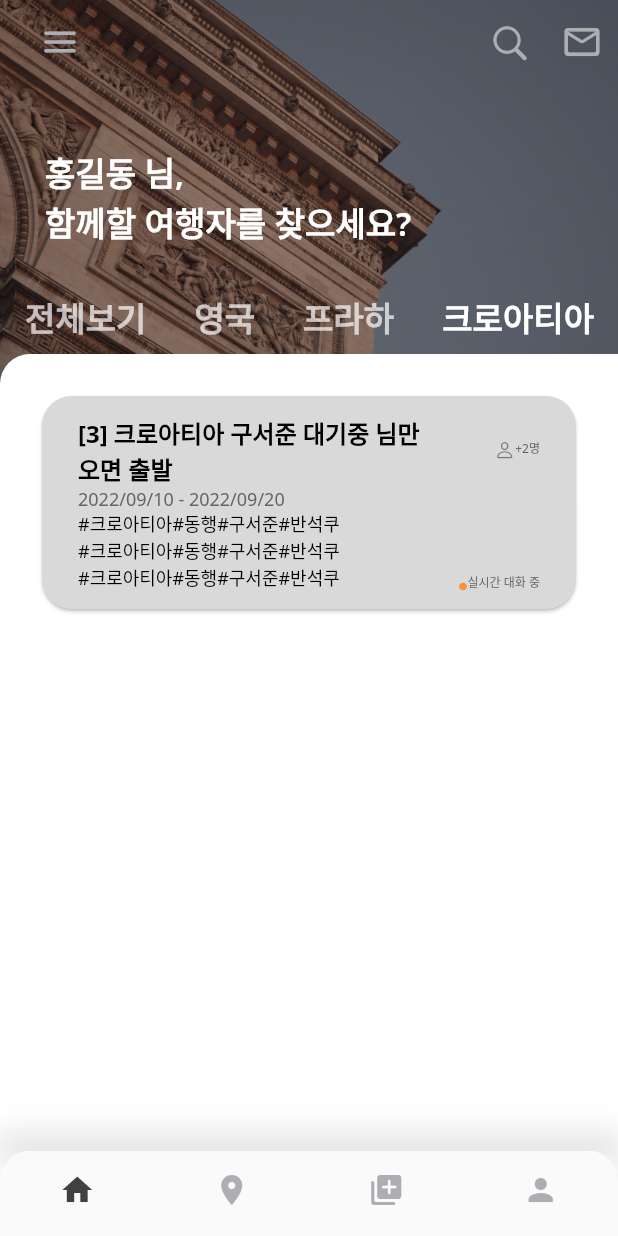
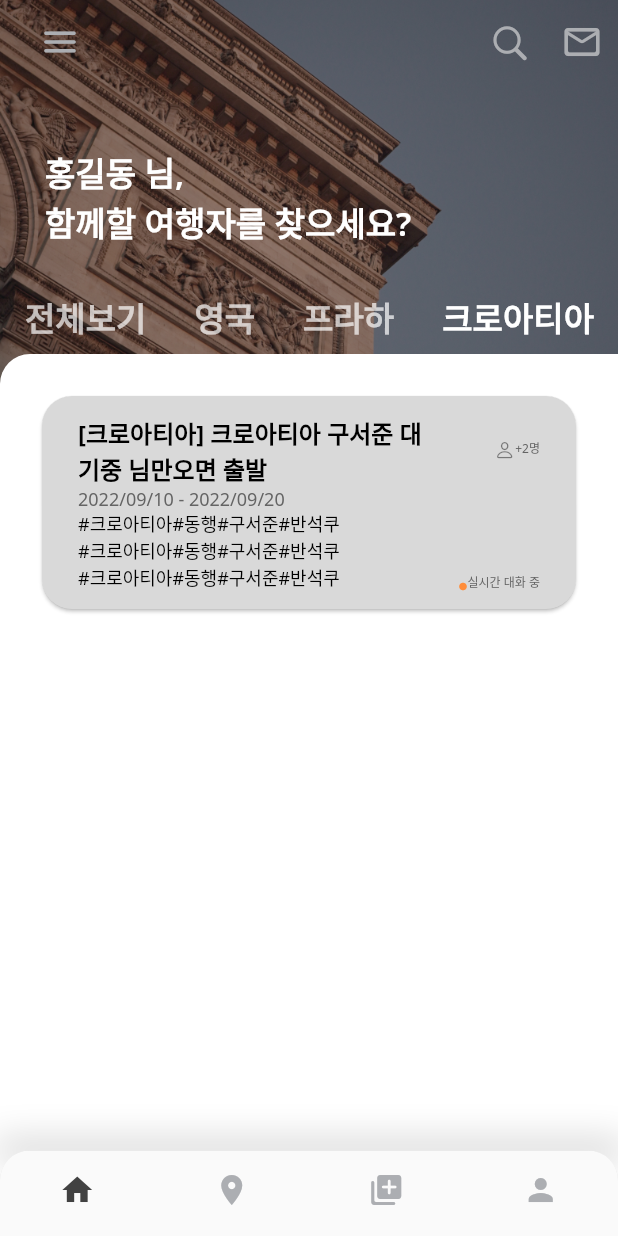
Before and after one commit to jihun-bang/project-donghaeng, a Flutter app: the screen it shows after launch, tab 4 chosen, on a phone screen of 412 x 824 dp. Run offline on Flutter 3.47's test engine with Material 2 defaults, Android fonts, the phone set to English and light mode, and no system bars; our stand-ins replace google_fonts.

```diff
--- a/lib/view/home_view.dart
+++ b/lib/view/home_view.dart
@@ -92,8 +92,10 @@ class _HomeViewState extends State<HomeView> with TickerProviderStateMixin {
                 ),
             padding: const EdgeInsets.only(top: 24),
             itemCount: viewModel.chats
-                .where((element) => element.title
-                    .contains(_tabList.elementAt(_selectedTabIndex)))
+                .where((element) => element.title.contains(
+                    _selectedTabIndex != 0
+                        ? _tabList.elementAt(_selectedTabIndex)
+                        : ''))
                 .length,
             itemBuilder: (_, index) {
               final chat = viewModel.chats[index];
@@ -101,8 +103,8 @@ class _HomeViewState extends State<HomeView> with TickerProviderStateMixin {
                   .watch<UserViewModel>()
                   .users
                   .where((user) => chat.members.contains(user.id));
+              final country = _tabList.elementAt(_selectedTabIndex);
               final tags = chat.tags.map((e) => '#$e').toList().join('');
-
               return Card(
                 color: const Color(0xFFD9D9D9),
                 shape: RoundedRectangleBorder(
@@ -116,7 +118,7 @@ class _HomeViewState extends State<HomeView> with TickerProviderStateMixin {
                       children: [
                         Expanded(
                             child: Text(
-                          '${_selectedTabIndex != 0 ? '[$_selectedTabIndex] ' : ''}${chat.title}',
+                          '${_selectedTabIndex != 0 ? '[$country] ' : ''}${chat.title}',
                           style: const TextStyle(
                               color: Colors.black,
                               fontSize: 16,
```
